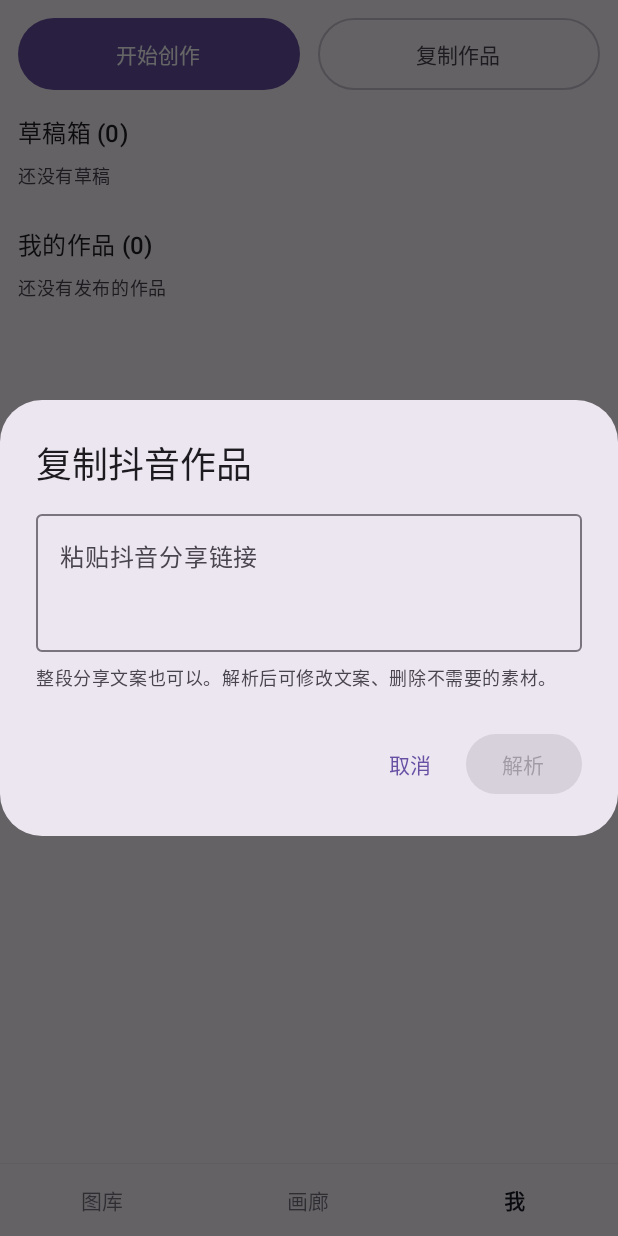
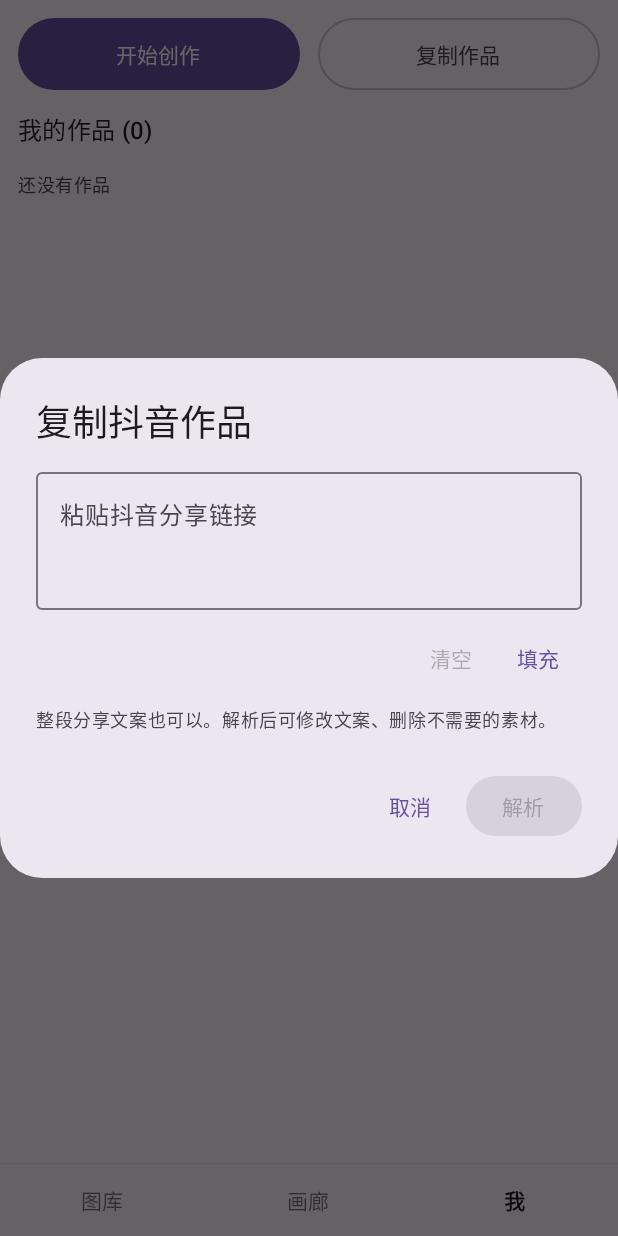
Before and after one commit to hiyuki-ai/solace, an Android app built with Jetpack Compose: the ProfileScreen screen opened through its navigation route, after a tap on "复制作品", on a phone screen of 412 x 824 dp. Run offline under Robolectric (Android 15) with nearby library versions, the phone set to English and light mode, and no system bars; our stand-ins replace Room's generated code; libraries missing offline, so code that uses them is left out: coil3.video; pictures from the network do not load.

Commit message:
feat: improve douyin copy and work browsing

```diff
--- a/app/src/main/java/com/solace/app/data/work/WorkDao.kt
+++ b/app/src/main/java/com/solace/app/data/work/WorkDao.kt
@@ -13,6 +13,10 @@ abstract class WorkDao {
     @Transaction
     @Query("SELECT * FROM works WHERE status = :status ORDER BY updatedAt DESC")
     abstract fun observeByStatus(status: String): Flow<List<WorkWithMedia>>
+
+    @Transaction
+    @Query("SELECT * FROM works ORDER BY updatedAt DESC")
+    abstract fun observeAll(): Flow<List<WorkWithMedia>>
 
     @Transaction
     @Query("SELECT * FROM works WHERE id = :id LIMIT 1")
--- a/app/src/main/java/com/solace/app/data/work/WorkRepository.kt
+++ b/app/src/main/java/com/solace/app/data/work/WorkRepository.kt
@@ -15,6 +15,8 @@ class WorkRepository(context: Context) {
     fun observeDrafts(): Flow<List<WorkWithMedia>> = dao.observeByStatus(WorkStatus.DRAFT)
 
     fun observePublished(): Flow<List<WorkWithMedia>> = dao.observeByStatus(WorkStatus.PUBLISHED)
+
+    fun observeAll(): Flow<List<WorkWithMedia>> = dao.observeAll()
 
     suspend fun get(workId: String): WorkWithMedia? = dao.getById(workId)
 
--- a/app/src/main/java/com/solace/app/feature/creation/CreationScreen.kt
+++ b/app/src/main/java/com/solace/app/feature/creation/CreationScreen.kt
@@ -93,7 +93,7 @@ fun CreationScreen(
 
     val existingWork = state.existing
     val existingFiles = existingWork?.let { work ->
-        work.media.map { repository.mediaFile(work.work.id, it.fileName) }
+        work.visualMedia.map { repository.mediaFile(work.work.id, it.fileName) }
     }.orEmpty()
 
     val displayModels: List<Any> = if (state.picked.isNotEmpty()) {
--- a/app/src/main/java/com/solace/app/feature/douyin/DouyinImportViewModel.kt
+++ b/app/src/main/java/com/solace/app/feature/douyin/DouyinImportViewModel.kt
@@ -85,7 +85,7 @@ class DouyinImportViewModel(application: Application) : AndroidViewModel(applica
                 saving = true,
                 error = null,
                 downloaded = 0,
-                total = state.media.size,
+                total = state.media.size + if (work.audio != null) 1 else 0,
             )
             val workId = UUID.randomUUID().toString()
             try {
@@ -95,6 +95,7 @@ class DouyinImportViewModel(application: Application) : AndroidViewModel(applica
                         storage = repository.storage,
                         coverUrl = work.coverUrl,
                         media = state.media,
+                        audio = work.audio,
                     ) { downloaded, total ->
                         viewModelScope.launch {
                             uiState = uiState.copy(downloaded = downloaded, total = total)
--- a/app/src/main/java/com/solace/app/feature/douyin/DouyinLinkDialog.kt
+++ b/app/src/main/java/com/solace/app/feature/douyin/DouyinLinkDialog.kt
@@ -4,6 +4,7 @@ import android.content.ClipboardManager
 import android.content.Context
 import androidx.compose.foundation.layout.Arrangement
 import androidx.compose.foundation.layout.Column
+import androidx.compose.foundation.layout.Row
 import androidx.compose.foundation.layout.fillMaxWidth
 import androidx.compose.foundation.layout.size
 import androidx.compose.material3.AlertDialog
@@ -25,8 +26,6 @@ import com.solace.app.data.douyin.DouyinWork
 
 /**
  * 复制抖音作品的第一步：粘贴分享链接并解析。
- *
- * 打开时自动读取剪贴板——分享链接通常就是刚复制的那段文案。
  */
 @Composable
 fun DouyinLinkDialog(
@@ -36,14 +35,6 @@ fun DouyinLinkDialog(
     val context = LocalContext.current
     val viewModel: DouyinParseViewModel = viewModel()
     val state = viewModel.uiState
-
-    LaunchedEffect(Unit) {
-        if (state.link.isBlank()) {
-            clipboardText(context)
-                ?.takeIf { it.contains("douyin.com", ignoreCase = true) }
-                ?.let(viewModel::onLinkChange)
-        }
-    }
 
     LaunchedEffect(state.result) {
         state.result?.let { work ->
@@ -67,6 +58,25 @@ fun DouyinLinkDialog(
                     maxLines = 5,
                     enabled = !state.parsing,
                 )
+                Row(
+                    modifier = Modifier.fillMaxWidth(),
+                    horizontalArrangement = Arrangement.End,
+                ) {
+                    TextButton(
+                        onClick = viewModel::clearLink,
+                        enabled = state.link.isNotEmpty() && !state.parsing,
+                    ) {
+                        Text(text = stringResource(R.string.douyin_dialog_clear))
+                    }
+                    TextButton(
+                        onClick = {
+                            viewModel.fillFromClipboard(clipboardText(context))
+                        },
+                        enabled = !state.parsing,
+                    ) {
+                        Text(text = stringResource(R.string.douyin_dialog_fill))
+                    }
+                }
                 Text(
                     text = stringResource(R.string.douyin_dialog_helper),
                     style = MaterialTheme.typography.bodySmall,
--- a/app/src/main/java/com/solace/app/feature/profile/ProfileScreen.kt
+++ b/app/src/main/java/com/solace/app/feature/profile/ProfileScreen.kt
@@ -22,7 +22,6 @@ import androidx.compose.material.icons.Icons
 import androidx.compose.material.icons.outlined.Delete
 import androidx.compose.material3.AlertDialog
 import androidx.compose.material3.Button
-import androidx.compose.material3.Card
 import androidx.compose.material3.Icon
 import androidx.compose.material3.MaterialTheme
 import androidx.compose.material3.OutlinedButton
@@ -48,6 +47,7 @@ import androidx.compose.ui.unit.dp
 import coil3.compose.AsyncImage
 import com.solace.app.R
 import com.solace.app.data.douyin.DouyinWork
+import com.solace.app.data.work.WorkStatus
 import com.solace.app.data.work.WorkRepository
 import com.solace.app.data.work.WorkWithMedia
 import com.solace.app.feature.douyin.DouyinLinkDialog
@@ -63,8 +63,7 @@ fun ProfileScreen(
 ) {
     val context = LocalContext.current
     val repository = remember(context) { WorkRepository(context) }
-    val drafts by repository.observeDrafts().collectAsState(initial = emptyList())
-    val published by repository.observePublished().collectAsState(initial = emptyList())
+    val works by repository.observeAll().collectAsState(initial = emptyList())
     var showDouyinDialog by rememberSaveable { mutableStateOf(false) }
     var pendingDelete by remember { mutableStateOf<WorkWithMedia?>(null) }
     val scope = rememberCoroutineScope()
@@ -72,13 +71,15 @@ fun ProfileScreen(
     LazyVerticalGrid(
         columns = GridCells.Fixed(3),
         modifier = modifier.fillMaxSize(),
-        contentPadding = PaddingValues(12.dp),
-        horizontalArrangement = Arrangement.spacedBy(8.dp),
-        verticalArrangement = Arrangement.spacedBy(8.dp),
+        contentPadding = PaddingValues(bottom = 16.dp),
+        horizontalArrangement = Arrangement.spacedBy(2.dp),
+        verticalArrangement = Arrangement.spacedBy(2.dp),
     ) {
         item(span = { GridItemSpan(maxLineSpan) }) {
             Row(
-                modifier = Modifier.fillMaxWidth(),
+                modifier = Modifier
+                    .fillMaxWidth()
+                    .padding(start = 12.dp, top = 12.dp, end = 12.dp),
                 horizontalArrangement = Arrangement.spacedBy(12.dp),
             ) {
                 Button(
@@ -102,45 +103,29 @@ fun ProfileScreen(
 
         item(span = { GridItemSpan(maxLineSpan) }) {
             SectionTitle(
-                title = stringResource(R.string.profile_drafts),
-                count = drafts.size,
+                title = stringResource(R.string.profile_works),
+                count = works.size,
             )
         }
 
-        if (drafts.isEmpty()) {
-            item(span = { GridItemSpan(maxLineSpan) }) {
-                EmptyHint(text = stringResource(R.string.profile_empty_drafts))
-            }
-        } else {
-            items(items = drafts, key = { it.work.id }) { work ->
-                WorkCard(
-                    work = work,
-                    repository = repository,
-                    badge = stringResource(R.string.work_draft_badge),
-                    onClick = { onOpenDraft(work.work.id) },
-                    onDelete = { pendingDelete = work },
-                )
-            }
-        }
-
-        item(span = { GridItemSpan(maxLineSpan) }) {
-            SectionTitle(
-                title = stringResource(R.string.profile_works),
-                count = published.size,
-            )
-        }
-
-        if (published.isEmpty()) {
+        if (works.isEmpty()) {
             item(span = { GridItemSpan(maxLineSpan) }) {
                 EmptyHint(text = stringResource(R.string.profile_empty_works))
             }
         } else {
-            items(items = published, key = { it.work.id }) { work ->
+            items(items = works, key = { it.work.id }) { work ->
+                val isDraft = work.work.status == WorkStatus.DRAFT
                 WorkCard(
                     work = work,
                     repository = repository,
-                    badge = null,
-                    onClick = { onOpenWork(work.work.id) },
+                    badge = if (isDraft) stringResource(R.string.work_draft_badge) else null,
+                    onClick = {
+                        if (isDraft) {
+                            onOpenDraft(work.work.id)
+                        } else {
+                            onOpenWork(work.work.id)
+                        }
+                    },
                     onDelete = { pendingDelete = work },
                 )
             }
@@ -197,7 +182,7 @@ private fun SectionTitle(title: String, count: Int) {
     Text(
         text = "$title ($count)",
         style = MaterialTheme.typography.titleMedium,
-        modifier = Modifier.padding(top = 8.dp),
+        modifier = Modifier.padding(start = 12.dp, top = 12.dp, end = 12.dp, bottom = 6.dp),
     )
 }
 
@@ -207,7 +192,7 @@ private fun EmptyHint(text: String) {
         text = text,
         style = MaterialTheme.typography.bodySmall,
         color = MaterialTheme.colorScheme.onSurfaceVariant,
-        modifier = Modifier.padding(bottom = 8.dp),
+        modifier = Modifier.padding(horizontal = 12.dp, vertical = 8.dp),
     )
 }
 
@@ -219,11 +204,11 @@ fun WorkCard(
     onClick: () -> Unit,
     onDelete: (() -> Unit)? = null,
 ) {
-    Card(onClick = onClick) {
     Box(
         modifier = Modifier
             .fillMaxWidth()
-                .aspectRatio(1f),
+            .aspectRatio(3f / 4f)
+            .clickable(onClick = onClick),
     ) {
         AsyncImage(
             model = repository.coverFile(work.work.id, work.coverRelativePath),
@@ -286,4 +271,3 @@ fun WorkCard(
         )
     }
 }
-}
--- a/app/src/main/java/com/solace/app/ui/SolaceApp.kt
+++ b/app/src/main/java/com/solace/app/ui/SolaceApp.kt
@@ -22,9 +22,12 @@ import androidx.compose.material3.Scaffold
 import androidx.compose.material3.Text
 import androidx.compose.runtime.Composable
 import androidx.compose.runtime.DisposableEffect
-import androidx.compose.runtime.collectAsState
+import androidx.compose.runtime.LaunchedEffect
 import androidx.compose.runtime.getValue
+import androidx.compose.runtime.mutableStateOf
 import androidx.compose.runtime.remember
+import androidx.compose.runtime.saveable.rememberSaveable
+import androidx.compose.runtime.setValue
 import androidx.compose.ui.Alignment
 import androidx.compose.ui.Modifier
 import androidx.compose.ui.graphics.Color
@@ -67,7 +70,6 @@ fun SolaceApp() {
     val navController = rememberNavController()
     val backStackEntry by navController.currentBackStackEntryAsState()
     val currentRoute = backStackEntry?.destination?.route
-    val backStack by navController.currentBackStack.collectAsState()
 
     val isTabRoute = SolaceDestination.entries.any { it.route == currentRoute }
     // 文件夹与作品浏览页也保留底部导航栏，不做全屏，避免进度条和系统手势区打架。
@@ -75,12 +77,15 @@ fun SolaceApp() {
     val isPlaybackRoute = currentRoute == ROUTE_WORK
 
     // 子页面（文件夹 / 作品）没有自己的 tab，高亮停留在进入它之前的那个 tab。
-    val selectedTabRoute = backStack
-        .lastOrNull { entry ->
-            SolaceDestination.entries.any { it.route == entry.destination.route }
-        }
-        ?.destination
+    var selectedTabRoute by rememberSaveable {
+        mutableStateOf(SolaceDestination.Library.route)
+    }
+    val currentTabRoute = SolaceDestination.entries
+        .firstOrNull { it.route == currentRoute }
         ?.route
+    LaunchedEffect(currentTabRoute) {
+        if (currentTabRoute != null) selectedTabRoute = currentTabRoute
+    }
 
     // 播放作品时是深色画面，其余页面是亮色，系统栏图标跟着切换。
     SystemBarAppearance(darkBackground = isPlaybackRoute || currentRoute == ROUTE_PLAYER)
--- a/app/src/main/java/com/solace/app/ui/screens/player/PlayerScreen.kt
+++ b/app/src/main/java/com/solace/app/ui/screens/player/PlayerScreen.kt
@@ -50,8 +50,10 @@ import androidx.compose.ui.res.stringResource
 import androidx.compose.ui.text.style.TextOverflow
 import androidx.compose.ui.unit.dp
 import androidx.compose.ui.viewinterop.AndroidView
+import androidx.annotation.OptIn
 import androidx.media3.common.MediaItem
 import androidx.media3.common.Player
+import androidx.media3.common.util.UnstableApi
 import androidx.media3.exoplayer.ExoPlayer
 import androidx.media3.ui.AspectRatioFrameLayout
 import androidx.media3.ui.PlayerView
@@ -61,6 +63,7 @@ import kotlinx.coroutines.delay
 
 private val SPEED_OPTIONS = listOf(0.5f, 0.75f, 1f, 1.25f, 1.5f, 2f)
 
+@OptIn(UnstableApi::class)
 @Composable
 fun PlayerScreen(
     bucketId: Long,
--- a/app/src/main/res/values/strings.xml
+++ b/app/src/main/res/values/strings.xml
@@ -34,10 +34,8 @@
 
     <string name="profile_start_creation">开始创作</string>
     <string name="profile_copy_work">复制作品</string>
-    <string name="profile_drafts">草稿箱</string>
     <string name="profile_works">我的作品</string>
-    <string name="profile_empty_drafts">还没有草稿</string>
-    <string name="profile_empty_works">还没有发布的作品</string>
+    <string name="profile_empty_works">还没有作品</string>
     <string name="profile_delete_title">删除作品</string>
     <string name="profile_delete_message">确定删除「%1$s」吗？本地文件会一并删除，且不可恢复。</string>
 
@@ -47,6 +45,8 @@
     <string name="douyin_dialog_title">复制抖音作品</string>
     <string name="douyin_dialog_hint">粘贴抖音分享链接</string>
     <string name="douyin_dialog_helper">整段分享文案也可以。解析后可修改文案、删除不需要的素材。</string>
+    <string name="douyin_dialog_clear">清空</string>
+    <string name="douyin_dialog_fill">填充</string>
     <string name="douyin_dialog_parse">解析</string>
 
     <string name="douyin_import_title">复制作品</string>
@@ -54,6 +54,8 @@
     <string name="douyin_import_author_id">抖音号：%1$s</string>
     <string name="douyin_import_published_at">发布于 %1$s</string>
     <string name="douyin_import_media_title">素材（%1$d）</string>
+    <string name="douyin_import_audio_included">作品音频已识别，将随图文一起保存</string>
+    <string name="douyin_import_audio_missing">未解析到作品音频，本次只能保存图片</string>
     <string name="douyin_import_saving">正在下载 %1$d/%2$d</string>
     <string name="douyin_import_expired">解析结果已失效，请返回重新复制</string>
 
```
Also changed, not shown: app/src/main/java/com/solace/app/data/douyin/DouyinImporter.kt (+50 -3 lines), app/src/main/java/com/solace/app/data/douyin/DouyinModels.kt (+8 -0 lines), app/src/main/java/com/solace/app/data/douyin/DouyinParser.kt (+127 -38 lines), app/src/main/java/com/solace/app/data/work/WorkEntity.kt (+14 -1 lines), app/src/main/java/com/solace/app/feature/douyin/DouyinImportScreen.kt (+36 -0 lines), app/src/main/java/com/solace/app/feature/douyin/DouyinParseViewModel.kt (+10 -2 lines), app/src/main/java/com/solace/app/feature/work/WorkDetailScreen.kt (+43 -3 lines), 2 other files. Lines whose indentation alone changed are shown as unchanged.
